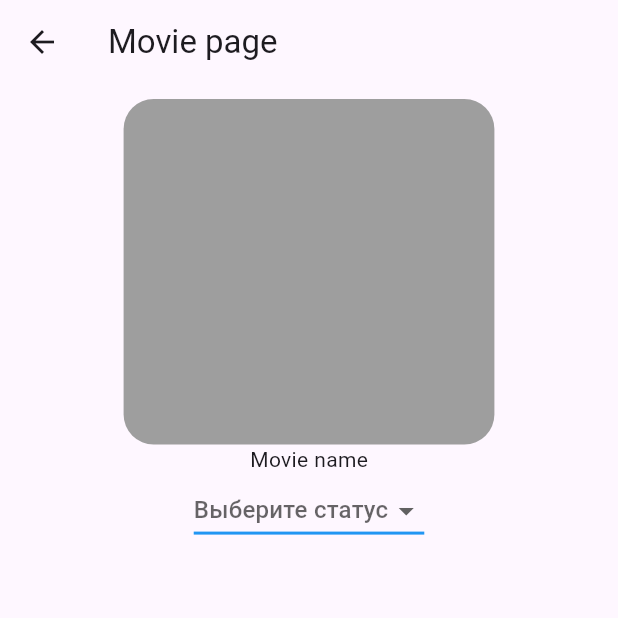
After one commit to Iskander2323/movies_catalog, a Flutter app: the screen it shows after launch, after a tap on "4.5", on a phone screen of 412 x 824 dp, the top half of it. The commit adds this screen. Run offline on Flutter 3.47's test engine with Material 3 defaults, Android fonts, the phone set to English and light mode, and no system bars; our stand-ins replace bloc, equatable, flutter_bloc, go_router.

Commit message:
has been created movie page

```diff
--- a/lib/components/bloc/movie_catalog_state.dart
+++ b/lib/components/bloc/movie_catalog_state.dart
@@ -7,26 +7,28 @@ final class MoviesCatalogState extends Equatable {
       {this.status = MovieCatalogStatus.initial,
       this.watchedMoviesList = const <MovieModel>[],
       this.watchingMoviesList = const <MovieModel>[],
-      this.plannedMoviesList = const <MovieModel>[]});
+      this.plannedMoviesList = const <MovieModel>[],
+      this.allMovies = const <MovieModel>[]});
 
-  MoviesCatalogState copyWith({
-    MovieCatalogStatus? status,
+  MoviesCatalogState copyWith(
+      {MovieCatalogStatus? status,
       List<MovieModel>? watchingMoviesList,
       List<MovieModel>? watchedMoviesList,
       List<MovieModel>? plannedMoviesList,
-  }) {
+      List<MovieModel>? allMovies}) {
     return MoviesCatalogState(
         status: status ?? this.status,
         watchingMoviesList: watchingMoviesList ?? this.watchingMoviesList,
         watchedMoviesList: watchedMoviesList ?? this.watchedMoviesList,
         plannedMoviesList: plannedMoviesList ?? this.plannedMoviesList,
-    );
+        allMovies: allMovies ?? this.allMovies);
   }
 
   final MovieCatalogStatus status;
   final List<MovieModel> watchingMoviesList;
   final List<MovieModel> watchedMoviesList;
   final List<MovieModel> plannedMoviesList;
+  final List<MovieModel> allMovies;
 
   @override
   List<Object> get props =>
--- a/lib/components/ui/card_item.dart
+++ b/lib/components/ui/card_item.dart
@@ -1,4 +1,6 @@
 import 'package:flutter/material.dart';
+import 'package:flutter_bloc/flutter_bloc.dart';
+import 'package:go_router/go_router.dart';
 import 'package:movies_catalog/components/data/movie_model.dart';
 
 class CardItem extends StatefulWidget {
@@ -12,7 +14,9 @@ class CardItem extends StatefulWidget {
 class _CardItemState extends State<CardItem> {
   @override
   Widget build(BuildContext context) {
-    return Container(
+    return GestureDetector(
+      onTap: () => context.goNamed('MoviePage'),
+      child: Container(
         // decoration: BoxDecoration(border: Border.all()),
         height: 150,
         width: 80,
@@ -49,6 +53,7 @@ class _CardItemState extends State<CardItem> {
             ),
           ],
         ),
+      ),
     );
   }
 }
--- /dev/null
+++ b/lib/components/ui/movie_card_page/movie_card_page.dart
@@ -0,0 +1,74 @@
+import 'package:flutter/material.dart';
+import 'package:flutter_bloc/flutter_bloc.dart';
+import 'package:movies_catalog/components/bloc/movie_catalog_bloc.dart';
+
+class MovieCardPage extends StatefulWidget {
+  // const MovieCardPage({super.key, required this.id});
+  const MovieCardPage({super.key});
+
+  // final int id;
+
+  @override
+  State<MovieCardPage> createState() => _MovieCardPageState();
+}
+
+class _MovieCardPageState extends State<MovieCardPage> {
+  @override
+  Widget build(BuildContext context) {
+    return Scaffold(
+      appBar: AppBar(
+        title: Text('Movie page'),
+      ),
+      body: BlocBuilder<MoviesCatalogBloc, MoviesCatalogState>(
+          builder: (context, state) {
+        // final movie = state.allMovies.firstWhere((ele) => ele.id == widget.id);
+        return LayoutBuilder(builder: (context, constraints) {
+          final List<String> items = ['Смотрю', 'Просмотрено', 'В планах'];
+
+          // Выбранное значение
+          String? selectedItem;
+          return Container(
+            padding: EdgeInsets.all(10),
+            width: constraints.maxWidth,
+            height: constraints.maxHeight,
+            child: Column(
+              children: [
+                Container(
+                  width: constraints.maxWidth * 0.6,
+                  height: constraints.maxHeight * 0.3,
+                  decoration: BoxDecoration(
+                    color: Colors.grey,
+                    borderRadius: BorderRadius.circular(20),
+                  ),
+                ),
+                Text('Movie name'),
+                DropdownButton<String>(
+                  value: selectedItem, // Текущее выбранное значение
+                  hint: const Text('Выберите статус'), // Подсказка
+                  items: items.map((item) {
+                    return DropdownMenuItem<String>(
+                      value: item,
+                      child: Text(item),
+                    );
+                  }).toList(),
+                  onChanged: (newValue) {
+                    setState(() {
+                      selectedItem = newValue; // Обновляем выбранное значение
+                    });
+                  },
+                  // Дополнительно: Стилизация
+                  dropdownColor: Colors.white,
+                  icon: const Icon(Icons.arrow_drop_down),
+                  underline: Container(
+                    height: 2,
+                    color: Colors.blue,
+                  ),
+                ),
+              ],
+            ),
+          );
+        });
+      }),
+    );
+  }
+}
--- a/lib/routes.dart
+++ b/lib/routes.dart
@@ -1,9 +1,13 @@
 import 'package:go_router/go_router.dart';
 import 'package:movies_catalog/components/home_page.dart';
+import 'package:movies_catalog/components/ui/movie_card_page/movie_card_page.dart';
 
 final GoRouter routes = GoRouter(initialLocation: '/home', routes: [
-  GoRoute(
-    path: '/home',
-    builder: (context, state) => HomePage(),
-  )
+  GoRoute(path: '/home', builder: (context, state) => HomePage(), routes: [
+    GoRoute(
+      path: 'movie_id',
+      name: 'MoviePage',
+      builder: (context, state) => MovieCardPage(),
+    )
+  ])
 ]);
```
Lines whose indentation alone changed are shown as unchanged.
